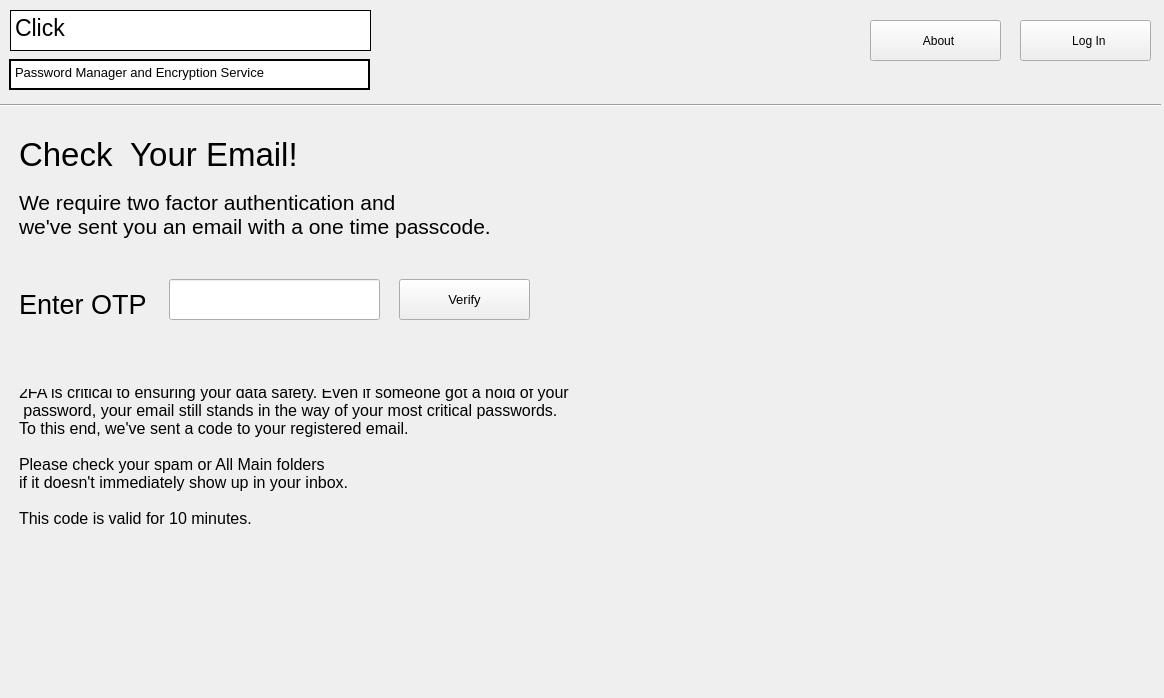
First picture: the form in mainwindow.ui, repository PhiJam1/Click, before the edit.
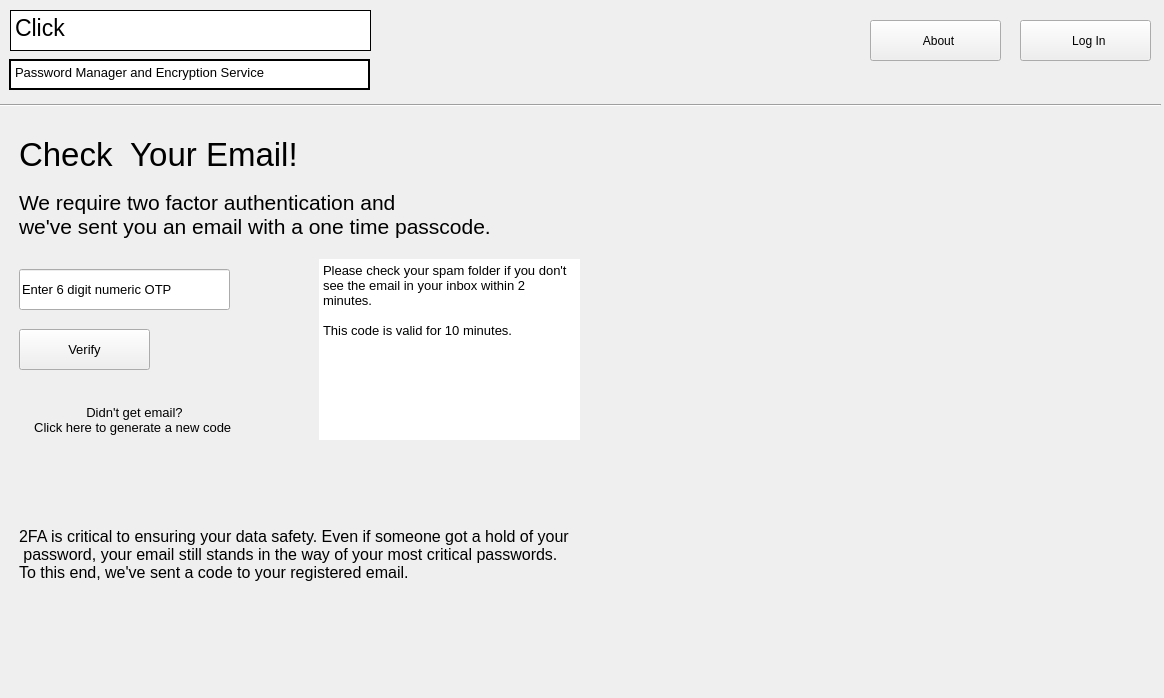
Second picture: the form after the edit. The open tabs and pages were chosen to show the change. Icons and pictures are not drawn.

What changed in the file:
```diff
--- a/mainwindow.ui
+++ b/mainwindow.ui
@@ -1737,7 +1737,7 @@
       <property name="geometry">
        <rect>
         <x>10</x>
-        <y>330</y>
+        <y>420</y>
         <width>601</width>
         <height>151</height>
        </rect>
@@ -1751,13 +1751,7 @@
       <property name="text">
        <string>2FA is critical to ensuring your data safety. Even if someone got a hold of your
  password, your email still stands in the way of your most critical passwords. 
-To this end, we've sent a code to your registered email. 
-
-Please check your spam or All Main folders 
-if it doesn't immediately show up in your inbox.
-
-This code is valid for 10 minutes. 
-</string>
+To this end, we've sent a code to your registered email.</string>
       </property>
      </widget>
      <widget class="QLabel" name="TFAHeader">
@@ -1784,36 +1778,39 @@
       <property name="geometry">
        <rect>
         <x>10</x>
+        <y>180</y>
+        <width>131</width>
+        <height>71</height>
+       </rect>
+      </property>
+      <property name="font">
+       <font>
+        <pointsize>20</pointsize>
+        <bold>false</bold>
+       </font>
+      </property>
+      <property name="text">
+       <string/>
+      </property>
+     </widget>
+     <widget class="QLineEdit" name="OTPEntry">
+      <property name="geometry">
+       <rect>
+        <x>10</x>
         <y>210</y>
-        <width>131</width>
-        <height>71</height>
-       </rect>
-      </property>
-      <property name="font">
-       <font>
-        <pointsize>20</pointsize>
-        <bold>false</bold>
-       </font>
-      </property>
-      <property name="text">
-       <string>Enter OTP</string>
-      </property>
-     </widget>
-     <widget class="QLineEdit" name="TFAEntry">
-      <property name="geometry">
-       <rect>
-        <x>160</x>
-        <y>220</y>
         <width>211</width>
         <height>41</height>
        </rect>
       </property>
+      <property name="text">
+       <string>Enter 6 digit numeric OTP</string>
+      </property>
      </widget>
      <widget class="QPushButton" name="VerifyBTN">
       <property name="geometry">
        <rect>
-        <x>390</x>
-        <y>220</y>
+        <x>10</x>
+        <y>270</y>
         <width>131</width>
         <height>41</height>
        </rect>
@@ -1890,6 +1887,60 @@
        <string>Password Manager and Encryption Service</string>
       </property>
      </widget>
+     <widget class="QPushButton" name="ResendCodeBTN">
+      <property name="geometry">
+       <rect>
+        <x>-10</x>
+        <y>330</y>
+        <width>271</width>
+        <height>61</height>
+       </rect>
+      </property>
+      <property name="font">
+       <font>
+        <pointsize>10</pointsize>
+        <bold>false</bold>
+       </font>
+      </property>
+      <property name="text">
+       <string>Didn't get email?
+Click here to generate a new code </string>
+      </property>
+      <property name="flat">
+       <bool>true</bool>
+      </property>
+     </widget>
+     <widget class="QPlainTextEdit" name="OTPMessagePane">
+      <property name="geometry">
+       <rect>
+        <x>310</x>
+        <y>200</y>
+        <width>261</width>
+        <height>181</height>
+       </rect>
+      </property>
+      <property name="frameShape">
+       <enum>QFrame::NoFrame</enum>
+      </property>
+      <property name="readOnly">
+       <bool>true</bool>
+      </property>
+      <property name="plainText">
+       <string>Please check your spam folder if you don't see the email in your inbox within 2 minutes. 
+
+This code is valid for 10 minutes.</string>
+      </property>
+     </widget>
+     <zorder>TFATitle</zorder>
+     <zorder>TFADes</zorder>
+     <zorder>TFAHeader</zorder>
+     <zorder>EntryLabel</zorder>
+     <zorder>OTPEntry</zorder>
+     <zorder>VerifyBTN</zorder>
+     <zorder>LogoBannerTXT_12</zorder>
+     <zorder>ResendCodeBTN</zorder>
+     <zorder>LockIMG2fa</zorder>
+     <zorder>OTPMessagePane</zorder>
     </widget>
    </widget>
    <widget class="QPushButton" name="AboutBTN">
```
Left out of the diff: 4 changed lines with no effect on the pictures.
